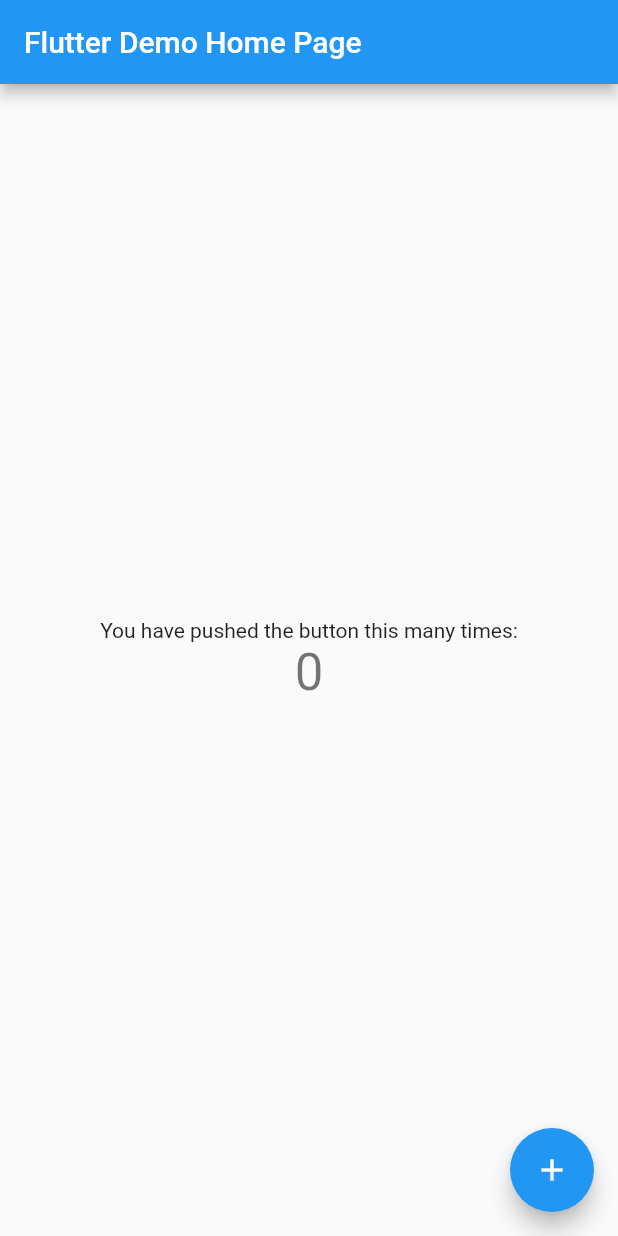
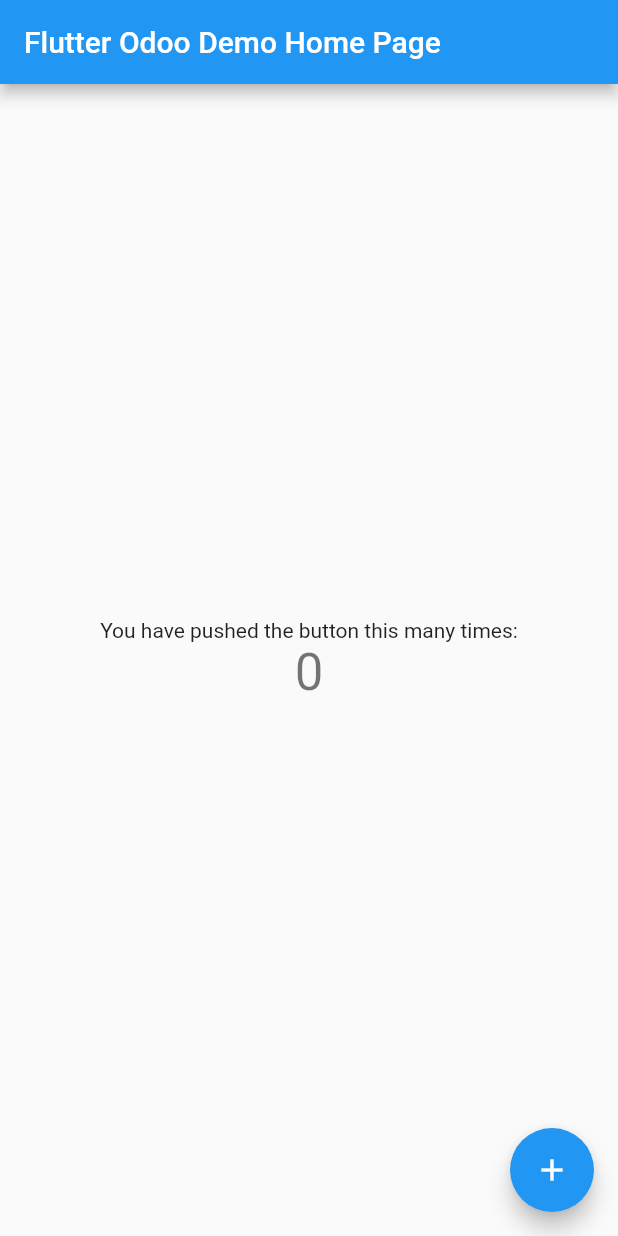
Before and after one commit to 3mrdevs/odoo_flutter_app, a Flutter app: the screen it shows after launch, on a phone screen of 412 x 824 dp. Run offline on Flutter 3.47's test engine with Material 2 defaults, Android fonts, the phone set to English and light mode, and no system bars.

Commit message:
Change title

```diff
--- a/lib/main.dart
+++ b/lib/main.dart
@@ -8,12 +8,12 @@ class MyApp extends StatelessWidget {
   @override
   Widget build(BuildContext context) {
     return MaterialApp(
-      title: 'Flutter Demo',
+      title: 'Flutter Odoo Demo',
       theme: ThemeData(
         primarySwatch: Colors.blue,
         visualDensity: VisualDensity.adaptivePlatformDensity,
       ),
-      home: MyHomePage(title: 'Flutter Demo Home Page'),
+      home: MyHomePage(title: 'Flutter Odoo Demo Home Page'),
     );
   }
 }
```
